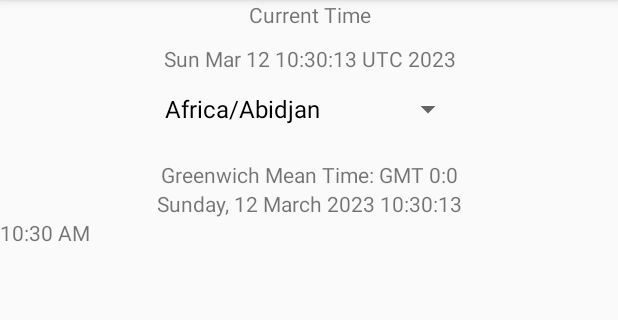
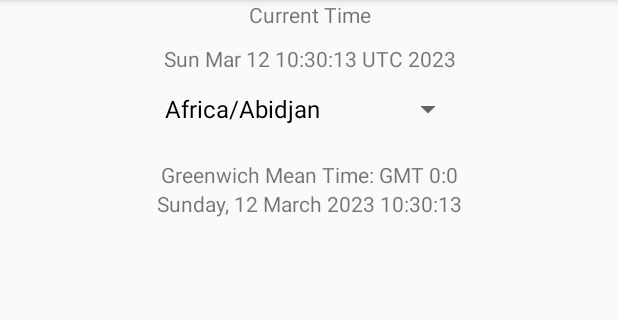
Before and after one commit to dungpv100101/PRM_ClockProject, an Android app: the WorldTimeFragment screen opened through its navigation route, on a phone screen of 412 x 824 dp, the part 84-404 px from its top. Run offline under Robolectric (Android 15) with nearby library versions, the phone set to English and light mode, and no system bars; our stand-ins replace ButterKnife, Room's generated code, navigation-ui; plain views replace SearchableSpinner.

Commit message:
fix wordtime fragment

```diff
--- a/app/src/main/res/layout/fragment_world_time.xml
+++ b/app/src/main/res/layout/fragment_world_time.xml
@@ -43,8 +43,4 @@
         android:layout_width="match_parent"
         android:layout_height="wrap_content"
         android:text="TextView"/>
-
-    <DigitalClock
-        android:layout_width="wrap_content"
-        android:layout_height="wrap_content"/>
 </LinearLayout>
```
Also changed, not shown: app/src/main/java/com/learntodroid/simplealarmclock/alarmslist/AlarmViewHolder.java (+8 -0 lines).
